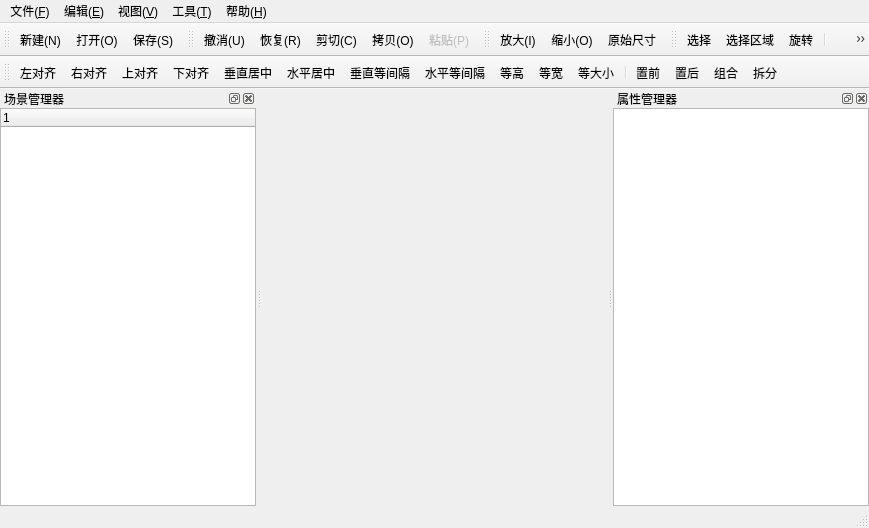
Above: SKDraw/skdraw.ui from song-kang/SKHMIProject before the change. Below: the same form after it.
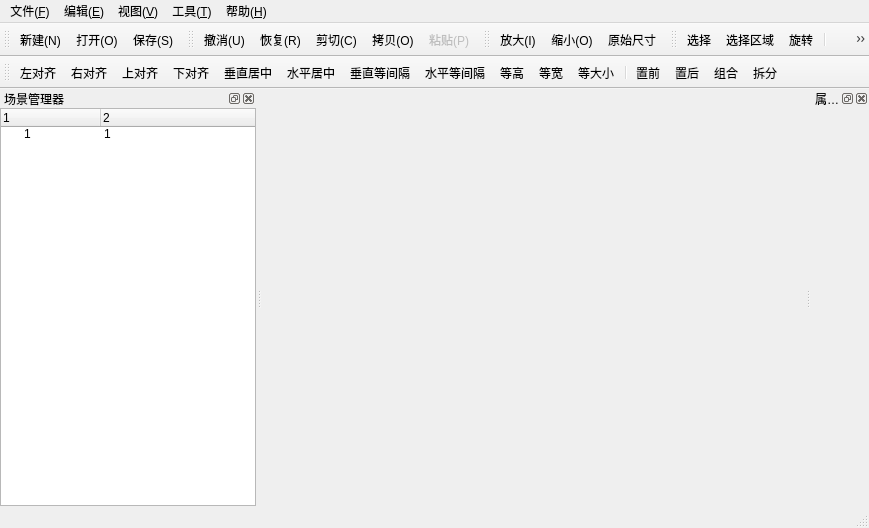
That is the form after the change. Icons and pictures are not drawn.

```diff
--- a/SKDraw/skdraw.ui
+++ b/SKDraw/skdraw.ui
@@ -162,6 +162,19 @@
          <string notr="true">1</string>
         </property>
        </column>
+       <column>
+        <property name="text">
+         <string>2</string>
+        </property>
+       </column>
+       <item>
+        <property name="text">
+         <string>1</string>
+        </property>
+        <property name="text">
+         <string>1</string>
+        </property>
+       </item>
       </widget>
      </item>
     </layout>
@@ -179,9 +192,6 @@
      <property name="margin">
       <number>0</number>
      </property>
-     <item row="0" column="0">
-      <widget class="QTableView" name="tableView"/>
-     </item>
     </layout>
    </widget>
   </widget>
```
